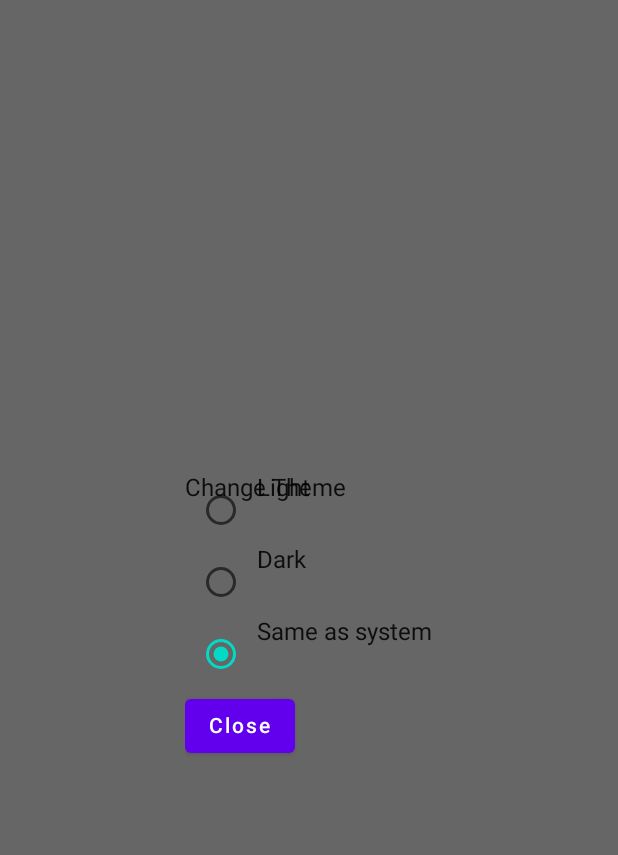
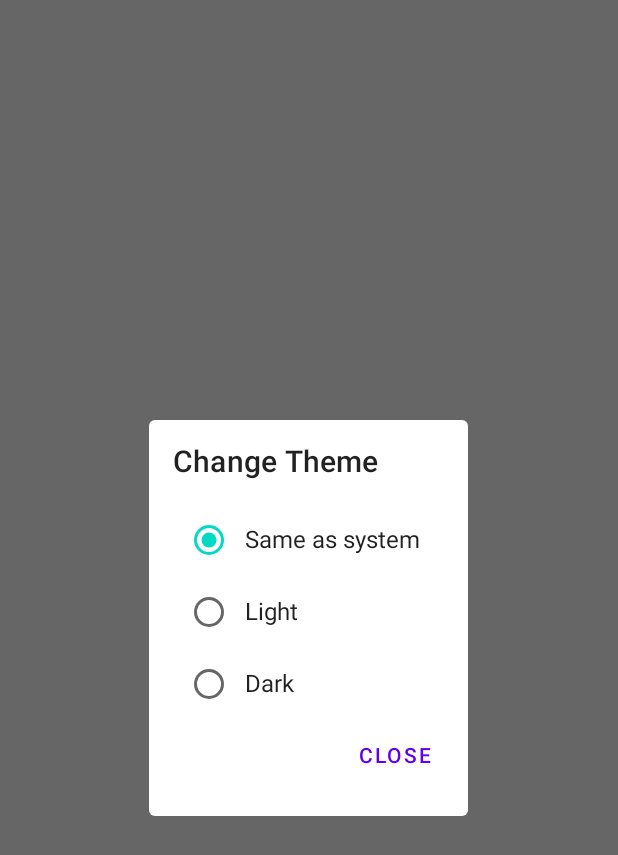
Before and after one commit to DevExperto/testing-expert, an Android app built with Jetpack Compose: the composable SettingsDialog shown on its own in the app's theme, on a phone screen of 412 x 824 dp. Shown: the top 855 px of the screen. Run offline under Robolectric (Android 15) with nearby library versions, the phone set to English and light mode, and no system bars; our stand-ins replace Dagger/Hilt's generated code; network calls fail.

Commit message:
Improve Dialog UI

```diff
--- a/app/src/main/java/com/devexperto/testingexpert/composeui/settings/SettingsDialog.kt
+++ b/app/src/main/java/com/devexperto/testingexpert/composeui/settings/SettingsDialog.kt
@@ -1,25 +1,27 @@
 package com.devexperto.testingexpert.composeui.settings
 
-import androidx.compose.foundation.layout.Column
-import androidx.compose.foundation.layout.Row
-import androidx.compose.material.Button
-import androidx.compose.material.RadioButton
-import androidx.compose.material.Text
+import androidx.compose.foundation.layout.*
+import androidx.compose.foundation.selection.selectable
+import androidx.compose.foundation.selection.selectableGroup
+import androidx.compose.material.*
 import androidx.compose.runtime.Composable
 import androidx.compose.runtime.collectAsState
 import androidx.compose.runtime.getValue
+import androidx.compose.ui.Alignment
 import androidx.compose.ui.Modifier
 import androidx.compose.ui.res.stringResource
+import androidx.compose.ui.semantics.Role
 import androidx.compose.ui.semantics.contentDescription
 import androidx.compose.ui.semantics.semantics
+import androidx.compose.ui.unit.dp
 import androidx.compose.ui.window.Dialog
 import androidx.hilt.navigation.compose.hiltViewModel
 import com.devexperto.testingexpert.R
 
 enum class Theme(val title: Int) {
+    SAME_AS_SYSTEM(R.string.same_as_system),
     LIGHT(R.string.light),
-    DARK(R.string.dark),
-    SAME_AS_SYSTEM(R.string.same_as_system)
+    DARK(R.string.dark)
 }
 
 @Composable
@@ -31,24 +33,48 @@ fun SettingsDialog(vm: SettingsViewModel = hiltViewModel(), onDismissRequest: ()
 @Composable
 fun SettingsDialog(theme: Theme, onChangeTheme: (Theme) -> Unit, onDismissRequest: () -> Unit) {
     Dialog(onDismissRequest = onDismissRequest) {
-        Text(text = stringResource(id = R.string.change_theme))
-        Column {
+        Surface(
+            shape = MaterialTheme.shapes.medium,
+        ) {
+            Column(
+                modifier = Modifier.padding(16.dp)
+            ) {
+                Text(
+                    text = stringResource(id = R.string.change_theme),
+                    style = MaterialTheme.typography.h6
+                )
+                Spacer(modifier = Modifier.height(16.dp))
+                Column(modifier = Modifier.selectableGroup()) {
                     Theme.values().forEach {
                         val text = stringResource(id = it.title)
-                Row {
+                        Row(
+                            verticalAlignment = Alignment.CenterVertically,
+                            modifier = Modifier
+                                .selectable(
+                                    selected = theme == it,
+                                    onClick = { onChangeTheme(it) },
+                                    role = Role.RadioButton
+                                )
+                        ) {
                             RadioButton(
                                 selected = theme == it,
-                        onClick = { onChangeTheme(it) },
+                                onClick = null,  // null recommended for accessibility with screenreaders
                                 modifier = Modifier.semantics {
                                     contentDescription = text
-                        }
+                                }.size(48.dp)
                             )
                             Text(text = text)
+                            Spacer(modifier = Modifier.width(16.dp))
                         }
                     }
-            Button(onClick = onDismissRequest) {
+                    TextButton(
+                        onClick = onDismissRequest,
+                        modifier = Modifier.align(Alignment.End)
+                    ) {
                         Text(text = stringResource(id = R.string.close))
                     }
                 }
             }
         }
+    }
+}
--- a/app/src/main/res/values/strings.xml
+++ b/app/src/main/res/values/strings.xml
@@ -15,5 +15,5 @@
     <string name="light">Light</string>
     <string name="dark">Dark</string>
     <string name="same_as_system">Same as system</string>
-    <string name="close">Close</string>
+    <string name="close">CLOSE</string>
 </resources>
```
Lines whose indentation alone changed are shown as unchanged.
